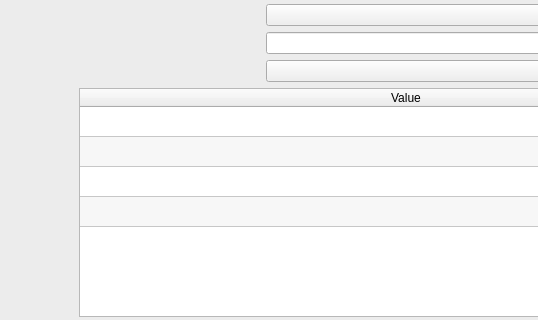
The window that xulpymoney/ui/frmProductReport.ui (turulomio/xulpymoney) describes before a commit, drawn with Qt 5; both pictures show x 275 to 813 and y 362 to 682 of the 1052 by 825 pixel window.
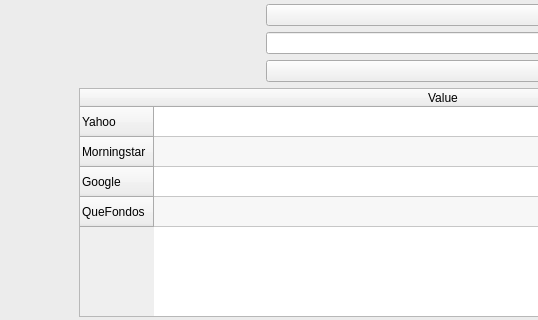
The same window after the commit. The open tabs and pages were chosen to show the change. Icons and pictures are not drawn. Custom widgets are drawn as their Qt base class.

The edit to the form file:
```diff
--- a/xulpymoney/ui/frmProductReport.ui
+++ b/xulpymoney/ui/frmProductReport.ui
@@ -79,7 +79,7 @@
                <rect>
                 <x>0</x>
                 <y>0</y>
-                <width>598</width>
+                <width>965</width>
                 <height>796</height>
                </rect>
               </property>
@@ -466,7 +466,7 @@
                          <bool>true</bool>
                         </attribute>
                         <attribute name="verticalHeaderVisible">
-                         <bool>false</bool>
+                         <bool>true</bool>
                         </attribute>
                         <row>
                          <property name="text">
```
Left out of the diff: 4 changed lines with no effect on the pictures.
